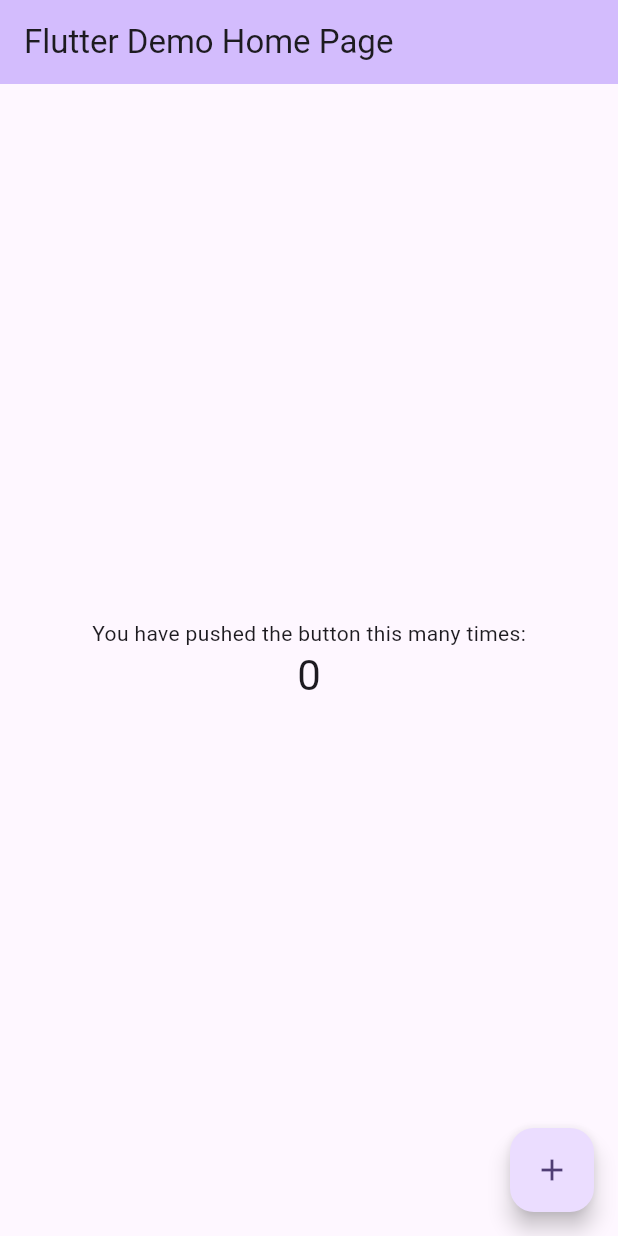
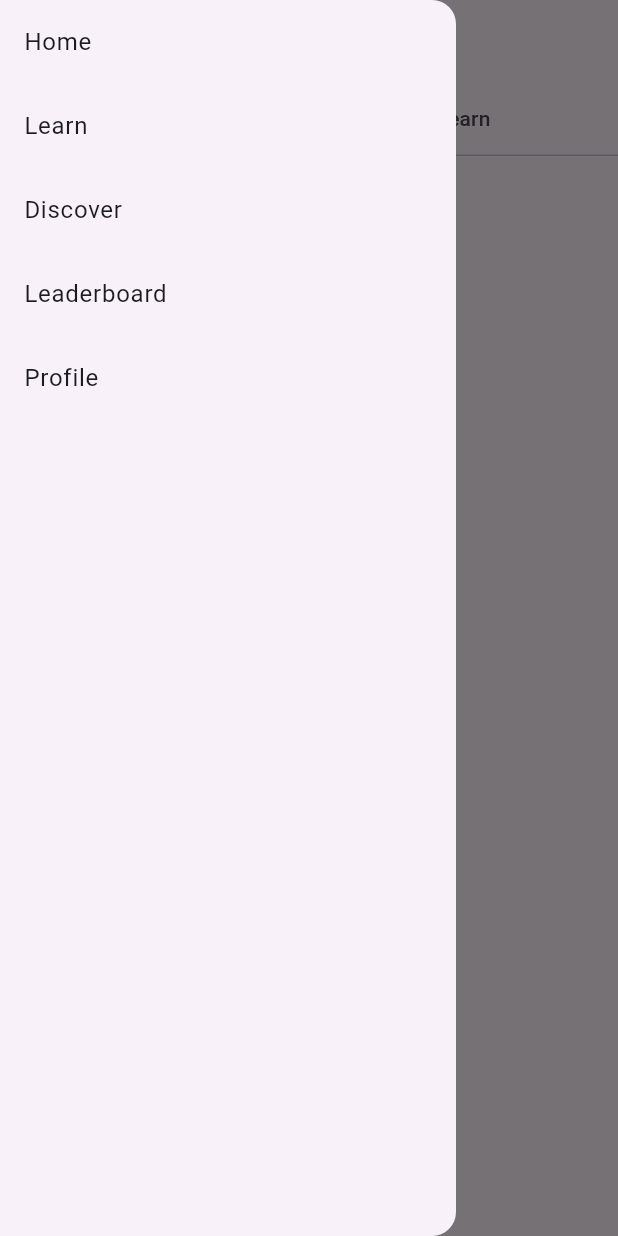
Before and after one commit to chaucao-elsa/poc-navigator, a Flutter app: the screen it shows after launch, with the side drawer open (before the commit the screen has no drawer), on a phone screen of 412 x 824 dp. Run offline on Flutter 3.47's test engine with Material 3 defaults, Android fonts, the phone set to English and light mode, and no system bars; our stand-ins replace go_router.

Commit message:
add base poc

```diff
--- a/lib/main.dart
+++ b/lib/main.dart
@@ -1,4 +1,5 @@
 import 'package:flutter/material.dart';
+import 'navigation/app_router.dart';
 
 void main() {
   runApp(const MyApp());
@@ -7,119 +8,15 @@
 class MyApp extends StatelessWidget {
   const MyApp({super.key});
 
-  // This widget is the root of your application.
   @override
   Widget build(BuildContext context) {
-    return MaterialApp(
+    return MaterialApp.router(
       title: 'Flutter Demo',
       theme: ThemeData(
-        // This is the theme of your application.
-        //
-        // TRY THIS: Try running your application with "flutter run". You'll see
-        // the application has a purple toolbar. Then, without quitting the app,
-        // try changing the seedColor in the colorScheme below to Colors.green
-        // and then invoke "hot reload" (save your changes or press the "hot
-        // reload" button in a Flutter-supported IDE, or press "r" if you used
-        // the command line to start the app).
-        //
-        // Notice that the counter didn't reset back to zero; the application
-        // state is not lost during the reload. To reset the state, use hot
-        // restart instead.
-        //
-        // This works for code too, not just values: Most code changes can be
-        // tested with just a hot reload.
         colorScheme: ColorScheme.fromSeed(seedColor: Colors.deepPurple),
         useMaterial3: true,
       ),
-      home: const MyHomePage(title: 'Flutter Demo Home Page'),
+      routerConfig: AppRouter.router,
     );
   }
 }
-
-class MyHomePage extends StatefulWidget {
-  const MyHomePage({super.key, required this.title});
-
-  // This widget is the home page of your application. It is stateful, meaning
-  // that it has a State object (defined below) that contains fields that affect
-  // how it looks.
-
-  // This class is the configuration for the state. It holds the values (in this
-  // case the title) provided by the parent (in this case the App widget) and
-  // used by the build method of the State. Fields in a Widget subclass are
-  // always marked "final".
-
-  final String title;
-
-  @override
-  State<MyHomePage> createState() => _MyHomePageState();
-}
-
-class _MyHomePageState extends State<MyHomePage> {
-  int _counter = 0;
-
-  void _incrementCounter() {
-    setState(() {
-      // This call to setState tells the Flutter framework that something has
-      // changed in this State, which causes it to rerun the build method below
-      // so that the display can reflect the updated values. If we changed
-      // _counter without calling setState(), then the build method would not be
-      // called again, and so nothing would appear to happen.
-      _counter++;
-    });
-  }
-
-  @override
-  Widget build(BuildContext context) {
-    // This method is rerun every time setState is called, for instance as done
-    // by the _incrementCounter method above.
-    //
-    // The Flutter framework has been optimized to make rerunning build methods
-    // fast, so that you can just rebuild anything that needs updating rather
-    // than having to individually change instances of widgets.
-    return Scaffold(
-      appBar: AppBar(
-        // TRY THIS: Try changing the color here to a specific color (to
-        // Colors.amber, perhaps?) and trigger a hot reload to see the AppBar
-        // change color while the other colors stay the same.
-        backgroundColor: Theme.of(context).colorScheme.inversePrimary,
-        // Here we take the value from the MyHomePage object that was created by
-        // the App.build method, and use it to set our appbar title.
-        title: Text(widget.title),
-      ),
-      body: Center(
-        // Center is a layout widget. It takes a single child and positions it
-        // in the middle of the parent.
-        child: Column(
-          // Column is also a layout widget. It takes a list of children and
-          // arranges them vertically. By default, it sizes itself to fit its
-          // children horizontally, and tries to be as tall as its parent.
-          //
-          // Column has various properties to control how it sizes itself and
-          // how it positions its children. Here we use mainAxisAlignment to
-          // center the children vertically; the main axis here is the vertical
-          // axis because Columns are vertical (the cross axis would be
-          // horizontal).
-          //
-          // TRY THIS: Invoke "debug painting" (choose the "Toggle Debug Paint"
-          // action in the IDE, or press "p" in the console), to see the
-          // wireframe for each widget.
-          mainAxisAlignment: MainAxisAlignment.center,
-          children: <Widget>[
-            const Text(
-              'You have pushed the button this many times:',
-            ),
-            Text(
-              '$_counter',
-              style: Theme.of(context).textTheme.headlineMedium,
-            ),
-          ],
-        ),
-      ),
-      floatingActionButton: FloatingActionButton(
-        onPressed: _incrementCounter,
-        tooltip: 'Increment',
-        child: const Icon(Icons.add),
-      ), // This trailing comma makes auto-formatting nicer for build methods.
-    );
-  }
-}
--- /dev/null
+++ b/lib/navigation/app_router.dart
@@ -0,0 +1,48 @@
+import 'package:go_router/go_router.dart';
+import 'package:poc_navigator/navigation/models/screen_params.dart';
+
+import '../screens/discover_screen.dart';
+import '../screens/home_screen.dart';
+import '../screens/leaderboard_screen.dart';
+import '../screens/learn_screen.dart';
+import '../screens/profile_screen.dart';
+
+class AppRouter {
+  static final _router = GoRouter(
+    initialLocation: '/home',
+    routes: [
+      GoRoute(
+        path: '/home',
+        builder: (context, state) => HomeScreen(
+          screenParams: ScreenParams.fromGoRouterState(state),
+        ),
+      ),
+      GoRoute(
+        path: '/learn',
+        builder: (context, state) => LearnScreen(
+          screenParams: ScreenParams.fromGoRouterState(state),
+        ),
+      ),
+      GoRoute(
+        path: '/discover',
+        builder: (context, state) => DiscoverScreen(
+          screenParams: ScreenParams.fromGoRouterState(state),
+        ),
+      ),
+      GoRoute(
+        path: '/leaderboard',
+        builder: (context, state) => LeaderboardScreen(
+          screenParams: ScreenParams.fromGoRouterState(state),
+        ),
+      ),
+      GoRoute(
+        path: '/profile',
+        builder: (context, state) => ProfileScreen(
+          screenParams: ScreenParams.fromGoRouterState(state),
+        ),
+      ),
+    ],
+  );
+
+  static GoRouter get router => _router;
+}
--- /dev/null
+++ b/lib/navigation/base_screen.dart
@@ -0,0 +1,50 @@
+import 'package:flutter/material.dart';
+import 'package:poc_navigator/navigation/elsa_navigator.dart';
+
+import 'models/return_value.dart';
+import 'models/screen_params.dart';
+
+// Common functionality in a mixin
+mixin BaseScreenMixin {
+  ScreenParams get screenParams;
+  String get screenName;
+
+  ReturnValue get defaultReturnValue => ReturnValue.success(
+        origin: screenName,
+        data: {'message': 'Returned from $screenName'},
+      );
+
+  void pop(BuildContext context, [ReturnValue? returnValue]) {
+    ElsaNavigator.back(context, returnValue ?? defaultReturnValue);
+  }
+
+  Future<ReturnValue?> navigateTo(
+    BuildContext context,
+    String path, {
+    Map<String, dynamic>? queryParameters,
+    NavigationCallback? callback,
+  }) {
+    return ElsaNavigator.goPath(
+      context,
+      path,
+      queryParameters: queryParameters,
+      callback: callback,
+    );
+  }
+}
+
+// Base class for StatelessWidget
+abstract class BaseScreen extends StatelessWidget with BaseScreenMixin {
+  const BaseScreen({super.key, required this.screenParams});
+
+  @override
+  final ScreenParams screenParams;
+}
+
+// Base class for StatefulWidget
+abstract class BaseStatefulScreen extends StatefulWidget with BaseScreenMixin {
+  const BaseStatefulScreen({super.key, required this.screenParams});
+
+  @override
+  final ScreenParams screenParams;
+}
--- /dev/null
+++ b/lib/navigation/elsa_navigator.dart
@@ -0,0 +1,52 @@
+import 'dart:async';
+
+import 'package:flutter/material.dart';
+import 'package:go_router/go_router.dart';
+import 'models/return_value.dart';
+
+typedef NavigationCallback = void Function(ReturnValue returnValue);
+
+class ElsaNavigator {
+  static Future<ReturnValue?> goPath(
+    BuildContext context,
+    String path, {
+    Map<String, dynamic>? queryParameters,
+    NavigationCallback? callback,
+  }) async {
+    final from = GoRouterState.of(context).uri.toString();
+
+    try {
+      // add from to query parameters
+      final fullQueryParameters = {
+        ...queryParameters ?? {},
+        'from': from,
+      };
+      final fullPath = _buildPath(path, fullQueryParameters);
+      return context.push<ReturnValue?>(fullPath);
+    } catch (e) {
+      return ReturnValue.error(
+        errorCode: NavigationFailure.internalError,
+        errorMessage: e.toString(),
+        origin: from,
+      );
+    }
+  }
+
+  static void back(BuildContext context, [ReturnValue? returnValue]) {
+    final value = returnValue ??
+        ReturnValue.success(origin: GoRouterState.of(context).uri.toString());
+    context.pop(value);
+  }
+
+  static String _buildPath(String path, Map<String, dynamic>? queryParameters) {
+    if (queryParameters == null || queryParameters.isEmpty) {
+      return path;
+    }
+
+    final queryString = queryParameters.entries
+        .map((e) => '${e.key}=${Uri.encodeComponent(e.value.toString())}')
+        .join('&');
+
+    return '$path?$queryString';
+  }
+}
--- /dev/null
+++ b/lib/navigation/models/screen_params.dart
@@ -0,0 +1,29 @@
+import 'package:go_router/go_router.dart';
+
+class ScreenParams {
+  final String path;
+  final Map<String, dynamic> queryData;
+  final String from;
+  final String language;
+  final dynamic currentUser;
+
+  const ScreenParams({
+    required this.path,
+    this.queryData = const {},
+    required this.from,
+    required this.language,
+    this.currentUser,
+  });
+
+  factory ScreenParams.fromGoRouterState(GoRouterState state) {
+    final queryData = {...state.uri.queryParameters};
+    final from = queryData.remove('from');
+    return ScreenParams(
+      path: state.uri.path,
+      queryData: queryData,
+      from: from ?? '',
+      language: 'en-US',
+      currentUser: null,
+    );
+  }
+}
--- /dev/null
+++ b/lib/screens/discover_screen.dart
@@ -0,0 +1,48 @@
+import 'package:flutter/material.dart';
+import 'package:poc_navigator/navigation/elsa_navigator.dart';
+
+import '../navigation/base_screen.dart';
+
+class DiscoverScreen extends BaseScreen {
+  const DiscoverScreen({super.key, required super.screenParams});
+
+  @override
+  String get screenName => 'Discover';
+
+  @override
+  Widget build(BuildContext context) {
+    return Scaffold(
+      appBar: AppBar(
+        title: const Text('Discover'),
+        leading: IconButton(
+          icon: const Icon(Icons.arrow_back),
+          onPressed: () {
+            ElsaNavigator.back(context);
+          },
+        ),
+      ),
+      body: Center(
+        child: Column(
+          mainAxisAlignment: MainAxisAlignment.center,
+          children: [
+            Text('Current path: ${screenParams.path}'),
+            Text('From: ${screenParams.from}'),
+            Text('Query params: ${screenParams.queryData}'),
+            const SizedBox(height: 20),
+            ElevatedButton(
+              onPressed: () {
+                pop(
+                  context,
+                  defaultReturnValue.copyWith(
+                    data: {'message': 'Found something interesting!'},
+                  ),
+                );
+              },
+              child: const Text('Discover Something'),
+            ),
+          ],
+        ),
+      ),
+    );
+  }
+}
--- /dev/null
+++ b/lib/screens/home_screen.dart
@@ -0,0 +1,123 @@
+import 'package:flutter/material.dart';
+import 'package:poc_navigator/screens/learn_screen.dart';
+
+import '../navigation/base_screen.dart';
+
+class HomeScreen extends BaseStatefulScreen {
+  const HomeScreen({super.key, required super.screenParams});
+
+  @override
+  String get screenName => 'Home';
+
+  @override
+  State<HomeScreen> createState() => _HomeScreenState();
+}
+
+class _HomeScreenState extends State<HomeScreen>
+    with SingleTickerProviderStateMixin {
+  late TabController _tabController;
+
+  @override
+  void initState() {
+    super.initState();
+    _tabController = TabController(length: 2, vsync: this);
+  }
+
+  @override
+  void dispose() {
+    _tabController.dispose();
+    super.dispose();
+  }
+
+  @override
+  Widget build(BuildContext context) {
+    return Scaffold(
+      appBar: AppBar(
+        title: const Text('Home'),
+        bottom: TabBar(
+          controller: _tabController,
+          tabs: const [
+            Tab(text: 'Home'),
+            Tab(text: 'Learn'),
+          ],
+        ),
+      ),
+      drawer: NavigationDrawer(
+        children: [
+          ListTile(
+            title: const Text('Home'),
+            onTap: () {},
+          ),
+          ListTile(
+            title: const Text('Learn'),
+            onTap: () async {
+              Navigator.of(context).pop();
+              final returnValue = await widget.navigateTo(context, '/learn');
+              showSnackBar('Returned from Discover: $returnValue');
+            },
+          ),
+          ListTile(
+            title: const Text('Discover'),
+            onTap: () async {
+              Navigator.of(context).pop();
+              final returnValue = await widget.navigateTo(context, '/discover');
+              showSnackBar('Returned from Discover: $returnValue');
+            },
+          ),
+          ListTile(
+            title: const Text('Leaderboard'),
+            onTap: () async {
+              Navigator.of(context).pop();
+              final returnValue =
+                  await widget.navigateTo(context, '/leaderboard');
+              final counter = returnValue?.data['counter'];
+
+              showSnackBar('Counter: $counter');
+            },
+          ),
+          ListTile(
+            title: const Text('Profile'),
+            onTap: () async {
+              Navigator.of(context).pop();
+              final returnValue = await widget.navigateTo(context, '/profile');
+              showSnackBar('Returned from Discover: $returnValue');
+            },
+          ),
+        ],
+      ),
+      body: TabBarView(
+        controller: _tabController,
+        children: [
+          // Home tab content
+          Center(
+            child: Column(
+              mainAxisAlignment: MainAxisAlignment.center,
+              children: [
+                const Text('Home Tab Content'),
+                Text('Current path: ${widget.screenParams.path}'),
+                Text('From: ${widget.screenParams.from}'),
+                Text('Query params: ${widget.screenParams.queryData}'),
+              ],
+            ),
+          ),
+          // Learn tab content
+          LearnScreenBody(
+            path: '/learn',
+            from: 'Home',
+            queryData: const {'query': 'learn'},
+            completeLearningCallBack: () => _tabController.animateTo(0),
+          ),
+        ],
+      ),
+    );
+  }
+
+  void showSnackBar(String message) {
+    ScaffoldMessenger.of(context).showSnackBar(
+      SnackBar(
+        content: Text(message),
+        duration: const Duration(seconds: 2),
+      ),
+    );
+  }
+}
--- /dev/null
+++ b/lib/screens/learn_screen.dart
@@ -0,0 +1,64 @@
+import 'package:flutter/material.dart';
+import '../navigation/base_screen.dart';
+
+class LearnScreen extends BaseScreen {
+  const LearnScreen({super.key, required super.screenParams});
+
+  @override
+  String get screenName => 'Learn';
+
+  @override
+  Widget build(BuildContext context) {
+    return Scaffold(
+      appBar: AppBar(
+        title: const Text('Learn'),
+        leading: IconButton(
+          icon: const Icon(Icons.arrow_back),
+          onPressed: () => pop(context),
+        ),
+      ),
+      body: LearnScreenBody(
+        path: screenParams.path,
+        from: screenParams.from,
+        queryData: screenParams.queryData,
+        completeLearningCallBack: () => pop(context),
+      ),
+    );
+  }
+}
+
+class LearnScreenBody extends StatelessWidget {
+  final String path;
+  final String from;
+  final Map<String, dynamic> queryData;
+  final VoidCallback? completeLearningCallBack;
+
+  const LearnScreenBody({
+    super.key,
+    required this.path,
+    required this.from,
+    required this.queryData,
+    this.completeLearningCallBack,
+  });
+
+  @override
+  Widget build(BuildContext context) {
+    return Center(
+      child: Column(
+        mainAxisAlignment: MainAxisAlignment.center,
+        children: [
+          Text('Current path: $path'),
+          Text('From: $from'),
+          Text('Query params: $queryData'),
+          const SizedBox(height: 20),
+          ElevatedButton(
+            onPressed: () {
+              completeLearningCallBack?.call();
+            },
+            child: const Text('Complete Learning'),
+          ),
+        ],
+      ),
+    );
+  }
+}
--- /dev/null
+++ b/lib/screens/profile_screen.dart
@@ -0,0 +1,44 @@
+import 'package:flutter/material.dart';
+import '../navigation/base_screen.dart';
+
+class ProfileScreen extends BaseScreen {
+  const ProfileScreen({super.key, required super.screenParams});
+
+  @override
+  String get screenName => 'Profile';
+
+  @override
+  Widget build(BuildContext context) {
+    return Scaffold(
+      appBar: AppBar(
+        title: const Text('Profile'),
+        leading: IconButton(
+          icon: const Icon(Icons.arrow_back),
+          onPressed: () => pop(context),
+        ),
+      ),
+      body: Center(
+        child: Column(
+          mainAxisAlignment: MainAxisAlignment.center,
+          children: [
+            Text('Current path: ${screenParams.path}'),
+            Text('From: ${screenParams.from}'),
+            Text('Query params: ${screenParams.queryData}'),
+            const SizedBox(height: 20),
+            ElevatedButton(
+              onPressed: () {
+                pop(
+                  context,
+                  defaultReturnValue.copyWith(
+                    data: {'message': 'Profile updated successfully!'},
+                  ),
+                );
+              },
+              child: const Text('Update Profile'),
+            ),
+          ],
+        ),
+      ),
+    );
+  }
+}
--- a/pubspec.yaml
+++ b/pubspec.yaml
@@ -35,6 +35,8 @@ dependencies:
   # The following adds the Cupertino Icons font to your application.
   # Use with the CupertinoIcons class for iOS style icons.
   cupertino_icons: ^1.0.8
+  go_router: ^14.6.2
+  get_it: ^8.0.3
 
 dev_dependencies:
   flutter_test:
```
Also changed, not shown: lib/navigation/models/return_value.dart (added, +81 -0 lines), lib/screens/leaderboard_screen.dart (added, +65 -0 lines), pubspec.lock.
